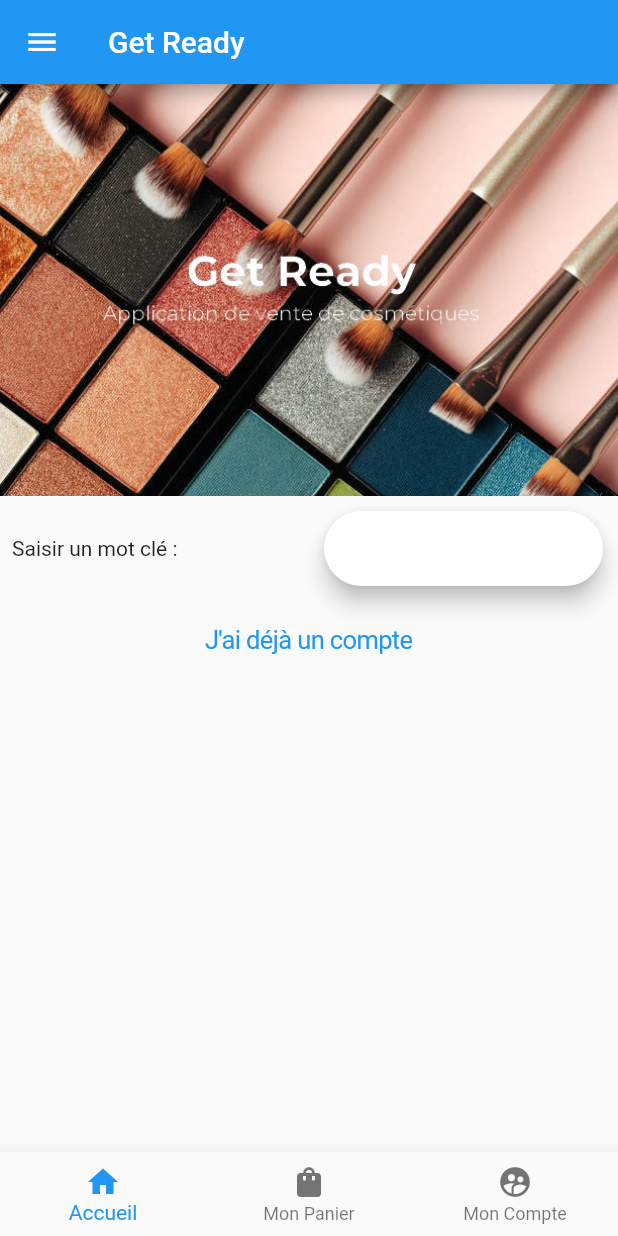
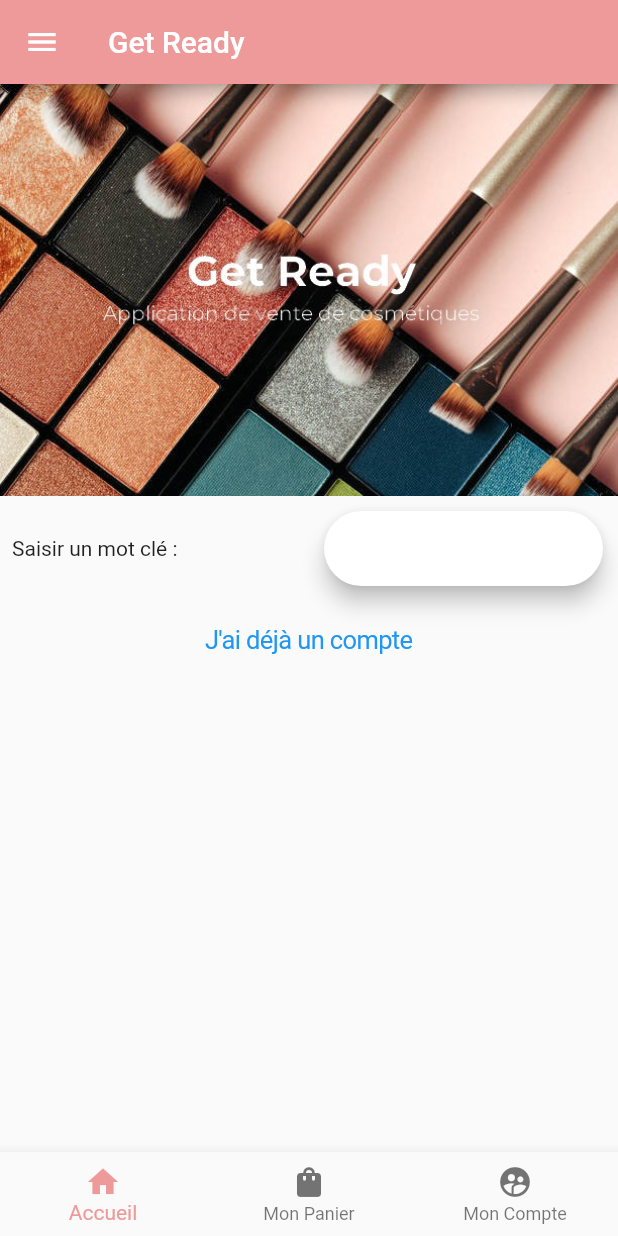
Before and after one commit to thaisbrun/get_ready, a Flutter app: the screen it shows after launch, on a phone screen of 412 x 824 dp. Run offline on Flutter 3.47's test engine with Material 2 defaults, Android fonts, the light colour scheme and no system bars; our stand-ins replace cloud_firestore, firebase_auth, firebase_core; accounts and stored records are empty.

Commit message:
avancement du 20/10 bis

```diff
--- a/lib/main.dart
+++ b/lib/main.dart
@@ -58,7 +58,9 @@ class _MyHomePageState extends State<MyHomePage> {
   @override
   Widget build(BuildContext context) {
     return Scaffold(
-      appBar: AppBar(title: Text(widget.title)),
+      appBar: AppBar(
+          title: Text(widget.title),
+      backgroundColor: Colors.red[200]!,),
       body: Center(
         child: Column(
           children: [
@@ -183,7 +185,7 @@ class _MyHomePageState extends State<MyHomePage> {
                             child: ListTile(
                               dense: true,
                               visualDensity: const VisualDensity(vertical: 1),                              title: Text('$libelle'),
-                              textColor: Colors.pink,
+                              textColor: Colors.red[200]!,
                               trailing: const Icon(Icons.open_in_new),
                               onTap: () {
                                 Navigator.push(
@@ -220,7 +222,7 @@ class _MyHomePageState extends State<MyHomePage> {
           children: [
             const DrawerHeader(
               decoration: BoxDecoration(
-                color: Colors.pink,
+                color: Color(0xFFEF9A9A),
               ),
               child: Text('Get Ready'),
             ),
@@ -283,17 +285,18 @@ class _MyHomePageState extends State<MyHomePage> {
     items: const <BottomNavigationBarItem>[
     BottomNavigationBarItem(
     icon: Icon(Icons.home),
-    label: 'Accueil',
+      label: 'Accueil',
     ),
     BottomNavigationBarItem(
     icon: Icon(Icons.shopping_bag),
-    label: 'Mon Panier',
+      label: 'Mon Panier',
     ),
     BottomNavigationBarItem(
     icon: Icon(Icons.supervised_user_circle_sharp),
-    label: 'Mon Compte',
+      label: 'Mon Compte',
     )
     ],
+      selectedItemColor: Colors.red[200],
       onTap: _onItemTapped,
       currentIndex: _selectedIndex,
 
--- a/lib/pages/homePage.dart
+++ b/lib/pages/homePage.dart
@@ -146,7 +146,7 @@ class _HomePageState extends State<HomePage> {
                             child: ListTile(
                               dense: true,
                               visualDensity: const VisualDensity(vertical: 1),                              title: Text('$libelle'),
-                              textColor: Colors.pink,
+                              textColor: Colors.red[200]!,
                               trailing: const Icon(Icons.open_in_new),
                               onTap: () {
                                 Navigator.push(
```
